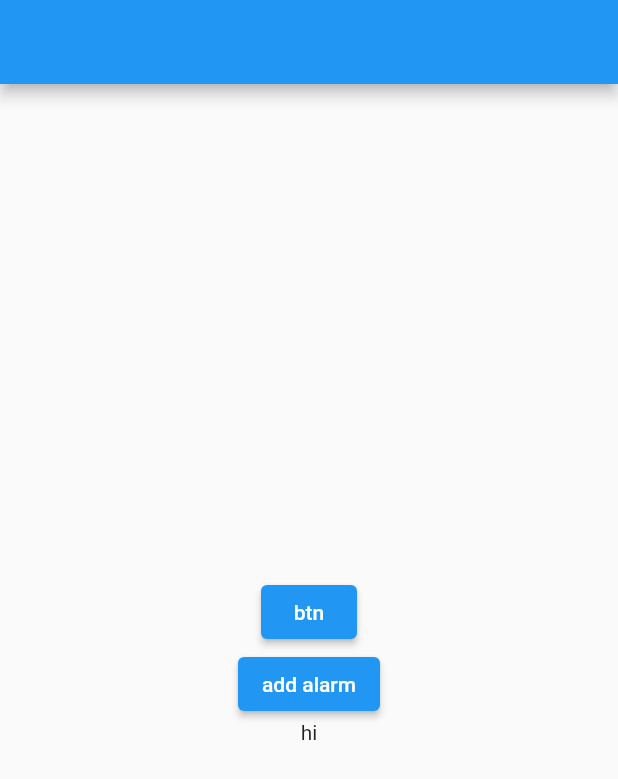
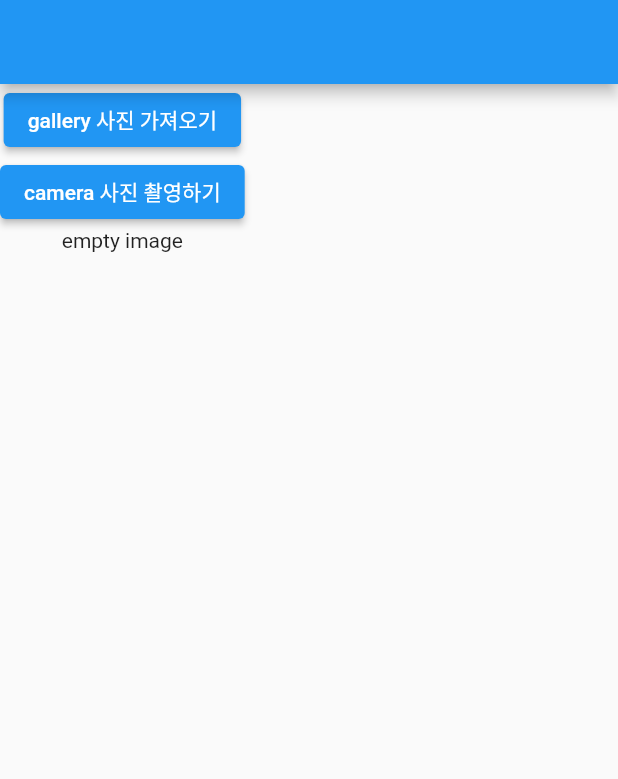
Before and after one commit to adbr-dev/study_package, a Flutter app: the screen it shows after launch, on a phone screen of 412 x 824 dp. Shown: the top 779 px of the screen. Run offline on Flutter 3.47's test engine with Material 2 defaults, Android fonts, the light colour scheme and no system bars; our stand-ins replace flutter_local_notifications, flutter_native_timezone, fluttertoast, image_picker, timezone.

Commit message:
feat: add image_picker package, example view

```diff
--- a/lib/main.dart
+++ b/lib/main.dart
@@ -1,7 +1,8 @@
 import 'package:flutter/material.dart';
 import 'package:flutter_local_notifications/flutter_local_notifications.dart';
 import 'package:flutter_native_timezone/flutter_native_timezone.dart';
-import 'package:study_package/page/home_page.dart';
+import 'page/home_page.dart';
+import 'page/image_page.dart';
 import 'package:timezone/data/latest_all.dart' as tz;
 import 'package:timezone/timezone.dart' as tz;
 
@@ -48,7 +49,7 @@
       theme: ThemeData(
         primarySwatch: Colors.blue,
       ),
-      home: const HomePage(),
+      home: const ImagePage(),
     );
   }
 }
--- /dev/null
+++ b/lib/page/image_page.dart
@@ -0,0 +1,57 @@
+import 'dart:io';
+
+import 'package:flutter/material.dart';
+import 'package:image_picker/image_picker.dart';
+
+class ImagePage extends StatefulWidget {
+  const ImagePage({Key? key}) : super(key: key);
+
+  @override
+  _ImagePageState createState() => _ImagePageState();
+}
+
+class _ImagePageState extends State<ImagePage> {
+  File? _image;
+
+  @override
+  Widget build(BuildContext context) {
+    return Scaffold(
+      appBar: AppBar(),
+      body: SingleChildScrollView(
+        child: Column(
+          children: [
+            ElevatedButton(
+              onPressed: () async {
+                final _picker = ImagePicker();
+                final image =
+                    await _picker.pickImage(source: ImageSource.gallery);
+
+                if (image != null) {
+                  setState(() {
+                    _image = File(image.path);
+                  });
+                }
+              },
+              child: const Text('gallery 사진 가져오기'),
+            ),
+            ElevatedButton(
+              onPressed: () async {
+                final _picker = ImagePicker();
+                final image =
+                    await _picker.pickImage(source: ImageSource.camera);
+
+                if (image != null) {
+                  setState(() {
+                    _image = File(image.path);
+                  });
+                }
+              },
+              child: const Text('camera 사진 촬영하기'),
+            ),
+            _image == null ? const Text('empty image') : Image.file(_image!),
+          ],
+        ),
+      ),
+    );
+  }
+}
--- a/pubspec.yaml
+++ b/pubspec.yaml
@@ -42,6 +42,9 @@
   flutter_local_notifications: ^9.1.5
   timezone: ^0.8.0
   flutter_native_timezone: ^2.0.0
+
+  # gallery, camera
+  image_picker: ^0.8.4+4
 
 dev_dependencies:
   flutter_test:
```
Also changed, not shown: pubspec.lock, 2 other files.
